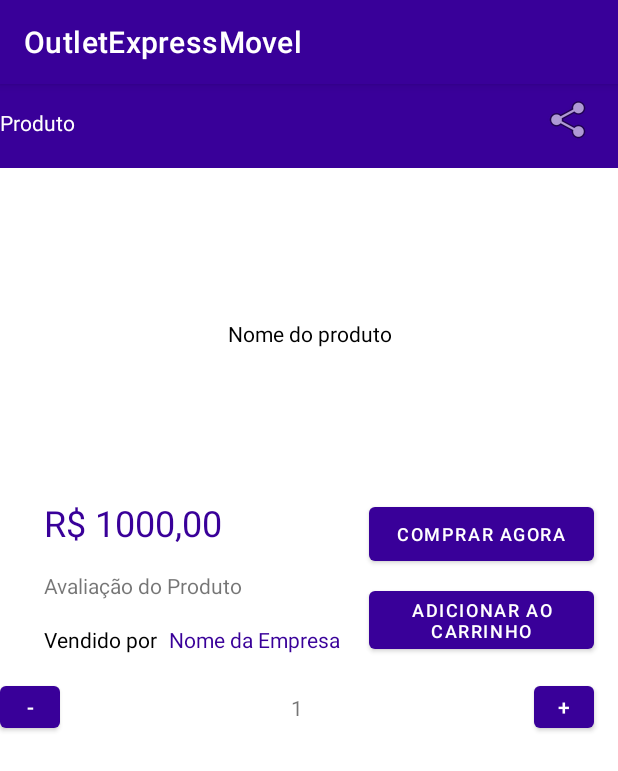
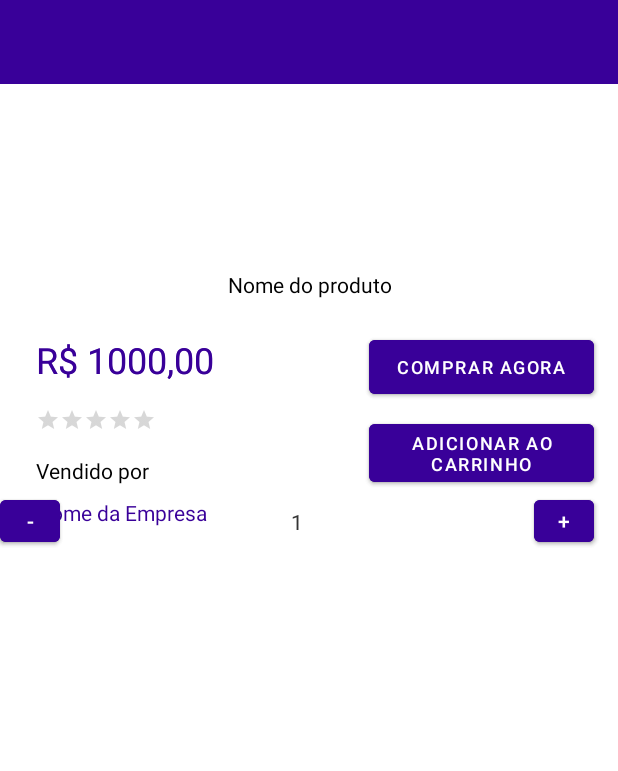
Before and after one commit to dev-paulo-furtado/OutletExpressMovel, an Android app: the ProdutoActivity screen opened directly, with no data from a screen before it, on a phone screen of 412 x 824 dp. Shown: the top 771 px of the screen. Run offline under Robolectric (Android 15) with nearby library versions, the phone set to English and light mode, and no system bars.

Commit message:
Tela de Produto atualizada - Troca de tema da activity para sem action bar

```diff
--- a/app/src/main/AndroidManifest.xml
+++ b/app/src/main/AndroidManifest.xml
@@ -22,6 +22,8 @@
             android:exported="false" />
         <activity
             android:name=".ProdutoActivity"
+            android:label="Produtos"
+            android:theme="@style/Theme.OutletExpressMovelNoActionBar"
             android:exported="false" />
         <activity
             android:name=".HomeActivity"
--- /dev/null
+++ b/app/src/main/res/drawable/baseline_share_24.xml
@@ -0,0 +1,5 @@
+<vector android:height="24dp" android:tint="#000000"
+    android:viewportHeight="24" android:viewportWidth="24"
+    android:width="24dp" xmlns:android="http://schemas.android.com/apk/res/android">
+    <path android:fillColor="@android:color/white" android:pathData="M18,16.08c-0.76,0 -1.44,0.3 -1.96,0.77L8.91,12.7c0.05,-0.23 0.09,-0.46 0.09,-0.7s-0.04,-0.47 -0.09,-0.7l7.05,-4.11c0.54,0.5 1.25,0.81 2.04,0.81 1.66,0 3,-1.34 3,-3s-1.34,-3 -3,-3 -3,1.34 -3,3c0,0.24 0.04,0.47 0.09,0.7L8.04,9.81C7.5,9.31 6.79,9 6,9c-1.66,0 -3,1.34 -3,3s1.34,3 3,3c0.79,0 1.5,-0.31 2.04,-0.81l7.12,4.16c-0.05,0.21 -0.08,0.43 -0.08,0.65 0,1.61 1.31,2.92 2.92,2.92 1.61,0 2.92,-1.31 2.92,-2.92s-1.31,-2.92 -2.92,-2.92z"/>
+</vector>
--- a/app/src/main/res/layout/activity_produto.xml
+++ b/app/src/main/res/layout/activity_produto.xml
@@ -32,12 +32,12 @@
 
             <androidx.constraintlayout.widget.ConstraintLayout
                 android:layout_width="match_parent"
-                android:layout_height="204dp">
+                android:layout_height="wrap_content">
 
                 <ImageView
                     android:id="@+id/imageView8"
-                    android:layout_width="wrap_content"
-                    android:layout_height="wrap_content"
+                    android:layout_width="100dp"
+                    android:layout_height="100dp"
                     android:layout_marginTop="16dp"
                     app:layout_constraintEnd_toEndOf="parent"
                     app:layout_constraintStart_toStartOf="parent"
@@ -61,18 +61,25 @@
 
             <androidx.constraintlayout.widget.ConstraintLayout
                 android:layout_width="match_parent"
-                android:layout_height="188dp">
+                android:layout_height="wrap_content"
+                tools:layout_editor_absoluteX="69dp"
+                tools:layout_editor_absoluteY="4dp">
+
+                <androidx.constraintlayout.widget.ConstraintLayout
+                    android:layout_width="match_parent"
+                    android:layout_height="wrap_content"
+                    tools:layout_editor_absoluteX="0dp"
+                    tools:layout_editor_absoluteY="2dp">
 
                     <TextView
                         android:id="@+id/textView4"
                         android:layout_width="wrap_content"
                         android:layout_height="wrap_content"
+                        android:layout_marginStart="24dp"
                         android:layout_marginTop="16dp"
                         android:text="R$ 1000,00"
                         android:textColor="?attr/colorPrimary"
                         android:textSize="24sp"
-                    app:layout_constraintEnd_toStartOf="@+id/button3"
-                    app:layout_constraintHorizontal_bias="0.23"
                         app:layout_constraintStart_toStartOf="parent"
                         app:layout_constraintTop_toTopOf="parent" />
 
@@ -80,23 +87,11 @@
                         android:id="@+id/button3"
                         android:layout_width="150dp"
                         android:layout_height="wrap_content"
-                    android:layout_marginTop="16dp"
                         android:layout_marginEnd="16dp"
                         android:text="Comprar agora"
                         android:textSize="12sp"
-                    app:layout_constraintEnd_toEndOf="parent"
-                    app:layout_constraintTop_toTopOf="parent" />
-
-                <TextView
-                    android:id="@+id/textView3"
-                    android:layout_width="wrap_content"
-                    android:layout_height="wrap_content"
-                    android:layout_marginTop="16dp"
-                    android:text="Avaliação do Produto"
-                    app:layout_constraintEnd_toStartOf="@+id/button3"
-                    app:layout_constraintHorizontal_bias="0.258"
-                    app:layout_constraintStart_toStartOf="parent"
-                    app:layout_constraintTop_toBottomOf="@+id/textView4" />
+                        app:layout_constraintBaseline_toBaselineOf="@+id/textView4"
+                        app:layout_constraintEnd_toEndOf="parent" />
 
                     <Button
                         android:id="@+id/button4"
@@ -113,30 +108,25 @@
                         android:id="@+id/textView6"
                         android:layout_width="wrap_content"
                         android:layout_height="wrap_content"
+                        android:layout_marginStart="24dp"
                         android:layout_marginTop="16dp"
                         android:text="Vendido por"
                         android:textColor="?attr/colorOnSecondary"
-                    app:layout_constraintBottom_toBottomOf="parent"
-                    app:layout_constraintEnd_toStartOf="@+id/button3"
-                    app:layout_constraintHorizontal_bias="0.171"
                         app:layout_constraintStart_toStartOf="parent"
-                    app:layout_constraintTop_toBottomOf="@+id/textView3"
-                    app:layout_constraintVertical_bias="0.011" />
+                        app:layout_constraintTop_toBottomOf="@+id/ratingBar" />
 
                     <TextView
                         android:id="@+id/textView7"
                         android:layout_width="wrap_content"
                         android:layout_height="wrap_content"
-                    android:layout_marginStart="8dp"
-                    android:layout_marginTop="16dp"
+                        android:layout_marginStart="24dp"
+                        android:layout_marginTop="8dp"
+                        android:layout_marginBottom="16dp"
                         android:text="Nome da Empresa"
                         android:textColor="?attr/colorPrimary"
                         app:layout_constraintBottom_toBottomOf="parent"
-                    app:layout_constraintEnd_toStartOf="@+id/button3"
-                    app:layout_constraintHorizontal_bias="0.0"
-                    app:layout_constraintStart_toEndOf="@+id/textView6"
-                    app:layout_constraintTop_toBottomOf="@+id/textView3"
-                    app:layout_constraintVertical_bias="0.011" />
+                        app:layout_constraintStart_toStartOf="parent"
+                        app:layout_constraintTop_toBottomOf="@+id/textView6" />
 
                     <Button
                         android:id="@+id/button5"
@@ -166,6 +156,81 @@
                         app:layout_constraintEnd_toStartOf="@+id/button6"
                         app:layout_constraintStart_toEndOf="@+id/button5"
                         app:layout_constraintTop_toBottomOf="@+id/button4" />
+
+                    <RatingBar
+                        android:id="@+id/ratingBar"
+                        style="@style/Widget.AppCompat.RatingBar.Small"
+                        android:layout_width="wrap_content"
+                        android:layout_height="wrap_content"
+                        android:layout_marginStart="24dp"
+                        android:layout_marginTop="16dp"
+                        app:layout_constraintStart_toStartOf="parent"
+                        app:layout_constraintTop_toBottomOf="@+id/textView4" />
+
+                </androidx.constraintlayout.widget.ConstraintLayout>
+
+                <TextView
+                    android:id="@+id/textView4"
+                    android:layout_width="wrap_content"
+                    android:layout_height="wrap_content"
+                    android:layout_marginStart="24dp"
+                    android:layout_marginTop="16dp"
+                    android:text="R$ 1000,00"
+                    android:textColor="?attr/colorPrimary"
+                    android:textSize="24sp"
+                    app:layout_constraintStart_toStartOf="parent"
+                    app:layout_constraintTop_toTopOf="parent" />
+
+                <Button
+                    android:id="@+id/button3"
+                    android:layout_width="150dp"
+                    android:layout_height="wrap_content"
+                    android:layout_marginEnd="16dp"
+                    android:text="Comprar agora"
+                    android:textSize="12sp"
+                    app:layout_constraintBaseline_toBaselineOf="@+id/textView4"
+                    app:layout_constraintEnd_toEndOf="parent" />
+
+                <Button
+                    android:id="@+id/button4"
+                    android:layout_width="150dp"
+                    android:layout_height="wrap_content"
+                    android:layout_marginTop="8dp"
+                    android:layout_marginEnd="16dp"
+                    android:text="Adicionar ao carrinho"
+                    android:textSize="12sp"
+                    app:layout_constraintEnd_toEndOf="parent"
+                    app:layout_constraintTop_toBottomOf="@+id/button3" />
+
+                <Button
+                    android:id="@+id/button5"
+                    android:layout_width="40dp"
+                    android:layout_height="40dp"
+                    android:text="-"
+                    app:layout_constraintBottom_toBottomOf="parent"
+                    app:layout_constraintTop_toBottomOf="@+id/button4"
+                    tools:layout_editor_absoluteX="248dp" />
+
+                <Button
+                    android:id="@+id/button6"
+                    android:layout_width="40dp"
+                    android:layout_height="40dp"
+                    android:layout_marginEnd="16dp"
+                    android:text="+"
+                    app:layout_constraintBottom_toBottomOf="parent"
+                    app:layout_constraintEnd_toEndOf="parent"
+                    app:layout_constraintTop_toBottomOf="@+id/button4" />
+
+                <TextView
+                    android:id="@+id/textView8"
+                    android:layout_width="wrap_content"
+                    android:layout_height="wrap_content"
+                    android:text="1"
+                    app:layout_constraintBottom_toBottomOf="parent"
+                    app:layout_constraintEnd_toStartOf="@+id/button6"
+                    app:layout_constraintStart_toEndOf="@+id/button5"
+                    app:layout_constraintTop_toBottomOf="@+id/button4" />
+
             </androidx.constraintlayout.widget.ConstraintLayout>
 
             <androidx.constraintlayout.widget.ConstraintLayout
@@ -184,24 +249,4 @@
         </LinearLayout>
     </ScrollView>
 
-    <TextView
-        android:id="@+id/textView11"
-        android:layout_width="wrap_content"
-        android:layout_height="wrap_content"
-        android:layout_marginTop="16dp"
-        android:text="Produto"
-        android:textColor="?attr/colorOnPrimary"
-        app:layout_constraintTop_toTopOf="@+id/toolbar"
-        tools:layout_editor_absoluteX="64dp" />
-
-    <ImageView
-        android:id="@+id/imageView6"
-        android:layout_width="wrap_content"
-        android:layout_height="wrap_content"
-        android:layout_marginTop="8dp"
-        android:layout_marginEnd="16dp"
-        app:layout_constraintEnd_toEndOf="@+id/toolbar"
-        app:layout_constraintTop_toTopOf="@+id/toolbar"
-        app:srcCompat="@android:drawable/ic_menu_share" />
-
 </androidx.constraintlayout.widget.ConstraintLayout>
--- /dev/null
+++ b/app/src/main/res/menu/produtos_tb_menu.xml
@@ -0,0 +1,9 @@
+<?xml version="1.0" encoding="utf-8"?>
+<menu xmlns:app="http://schemas.android.com/apk/res-auto"
+    xmlns:android="http://schemas.android.com/apk/res/android">
+
+    <item
+        android:icon="@drawable/baseline_share_24"
+        android:title="Compartilhar"
+        app:showAsAction="ifRoom" />
+</menu>
--- a/app/src/main/res/values/themes.xml
+++ b/app/src/main/res/values/themes.xml
@@ -13,4 +13,17 @@
         <item name="android:statusBarColor">?attr/colorPrimaryVariant</item>
         <!-- Customize your theme here. -->
     </style>
+      <style name="Theme.OutletExpressMovelNoActionBar" parent="Theme.MaterialComponents.DayNight.NoActionBar">
+          <!-- Primary brand color. -->
+          <item name="colorPrimary">@color/primaryColor</item>
+          <item name="colorPrimaryVariant">@color/purple_700</item>
+          <item name="colorOnPrimary">@color/white</item>
+          <!-- Secondary brand color. -->
+          <item name="colorSecondary">@color/secondaryColor</item>
+          <item name="colorSecondaryVariant">@color/teal_700</item>
+          <item name="colorOnSecondary">@color/black</item>
+          <!-- Status bar color. -->
+          <item name="android:statusBarColor">?attr/colorPrimaryVariant</item>
+          <!-- Customize your theme here. -->
+      </style>
 </resources>
```
Lines whose indentation alone changed are shown as unchanged.
